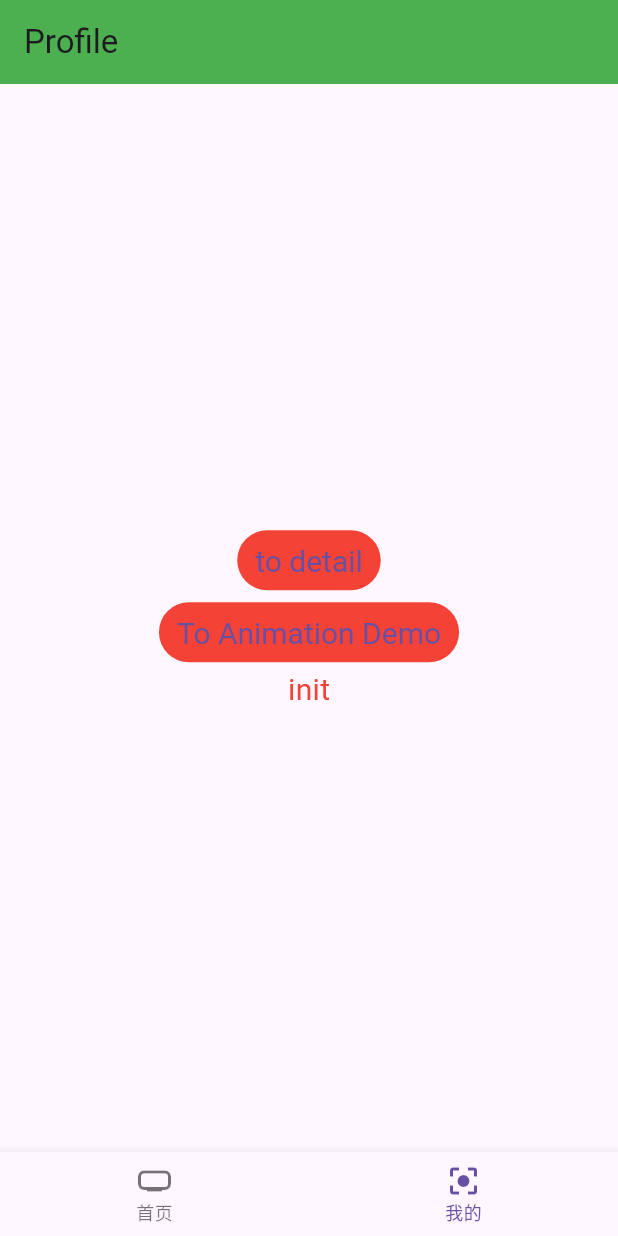
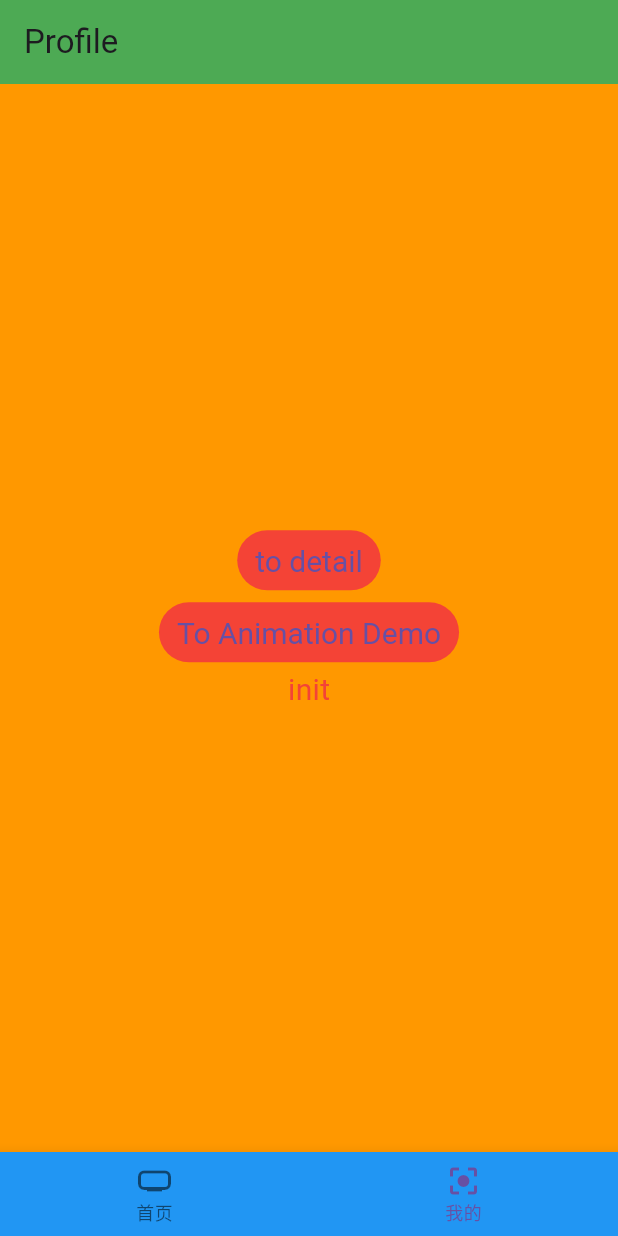
Before and after one commit to jinweizhao/flutter_template, a Flutter app: the screen it shows after launch, item 2 of the bottom bar chosen, on a phone screen of 412 x 824 dp. Run offline on Flutter 3.47's test engine with Material 3 defaults, Android fonts, the phone set to English and light mode, and no system bars; our stand-ins replace dio, google_sign_in, pretty_dio_logger, shared_preferences; accounts and stored records are empty; network calls fail.

Commit message:
设置整体导航栏背景色、视图背景色、tabbar背景色

```diff
--- a/app/lib/main.dart
+++ b/app/lib/main.dart
@@ -1,5 +1,6 @@
 import 'package:flutter/cupertino.dart';
 import 'package:flutter/material.dart';
+import 'package:flutter/services.dart';
 import 'package:flutter_template/JJRouter.dart';
 
 void main() {
@@ -12,11 +13,18 @@ class MyApp extends StatelessWidget {
   Widget build(BuildContext context) {
     return MaterialApp(
       title: 'Flutter Demo',
+
       theme: ThemeData(
-          appBarTheme: const AppBarTheme(color: Colors.red),
+          scaffoldBackgroundColor: Colors.orange,
+          appBarTheme: const AppBarTheme(
+            backgroundColor: Colors.red,
+
+            ///禁止毛玻璃
+            elevation: 1,
+          ),
+          // appBarTheme: const AppBarTheme(color: Colors.red),
           bottomAppBarTheme: const BottomAppBarTheme(color: Colors.blue),
           // 2.primarySwatch: primaryColor/accentColor的结合体
-          primarySwatch: Colors.yellow,
           // 3.主要颜色: 导航/底部TabBar
           primaryColor: Colors.green,
           // 5.卡片主题
--- a/app/lib/pages/main/main.dart
+++ b/app/lib/pages/main/main.dart
@@ -30,6 +30,7 @@ class _WZMainPageState extends State<WZMainPage> {
             });
           },
           currentIndex: _currentIndex,
+          backgroundColor: Colors.blue,
           items: const [
             BottomNavigationBarItem(
               icon: Icon(Icons.home_max),
```
